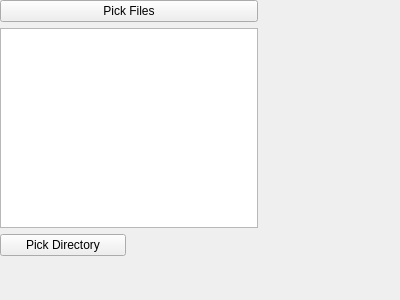
raynor73/AudioConverter, file filesselectionpage.ui: the form before one commit.
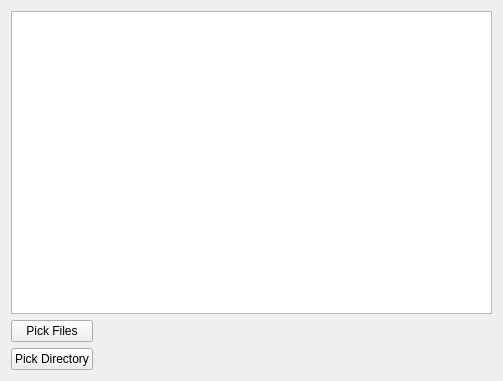
The form after the commit.

Commit message: Complete Files Selection Page

```diff
--- a/filesselectionpage.ui
+++ b/filesselectionpage.ui
@@ -6,57 +6,59 @@
    <rect>
     <x>0</x>
     <y>0</y>
-    <width>400</width>
-    <height>300</height>
+    <width>503</width>
+    <height>381</height>
    </rect>
   </property>
   <property name="windowTitle">
    <string>WizardPage</string>
   </property>
-  <widget class="QWidget" name="layoutWidget">
-   <property name="geometry">
-    <rect>
-     <x>0</x>
-     <y>0</y>
-     <width>258</width>
-     <height>256</height>
-    </rect>
-   </property>
-   <layout class="QVBoxLayout" name="verticalLayout">
-    <item>
-     <widget class="QPushButton" name="pickFilesButton">
-      <property name="text">
-       <string>Pick Files</string>
-      </property>
-     </widget>
-    </item>
-    <item>
+  <property name="title">
+   <string>Files Selection</string>
+  </property>
+  <layout class="QGridLayout" name="gridLayout">
+   <item row="0" column="0" colspan="2">
      <widget class="QListWidget" name="filePathsListWidget">
       <property name="selectionMode">
        <enum>QAbstractItemView::NoSelection</enum>
       </property>
      </widget>
     </item>
-    <item>
-     <layout class="QHBoxLayout" name="horizontalLayout">
-      <item>
+   <item row="1" column="0">
+    <widget class="QPushButton" name="pickFilesButton">
+     <property name="text">
+      <string>Pick Files</string>
+     </property>
+    </widget>
+   </item>
+   <item row="2" column="0">
        <widget class="QPushButton" name="pickDirButton">
         <property name="text">
          <string>Pick Directory</string>
         </property>
        </widget>
       </item>
-      <item>
+   <item row="2" column="1">
        <widget class="QLabel" name="destDirLabel">
         <property name="text">
          <string/>
         </property>
        </widget>
       </item>
-     </layout>
-    </item>
-   </layout>
-  </widget>
+   <item row="1" column="1">
+    <spacer name="horizontalSpacer">
+     <property name="orientation">
+      <enum>Qt::Horizontal</enum>
+     </property>
+     <property name="sizeHint" stdset="0">
+      <size>
+       <width>40</width>
+       <height>20</height>
+      </size>
+     </property>
+    </spacer>
+   </item>
+  </layout>
  </widget>
  <resources/>
  <connections/>
```
Lines whose indentation alone changed are shown as unchanged. The commit also changes 1 other file.
